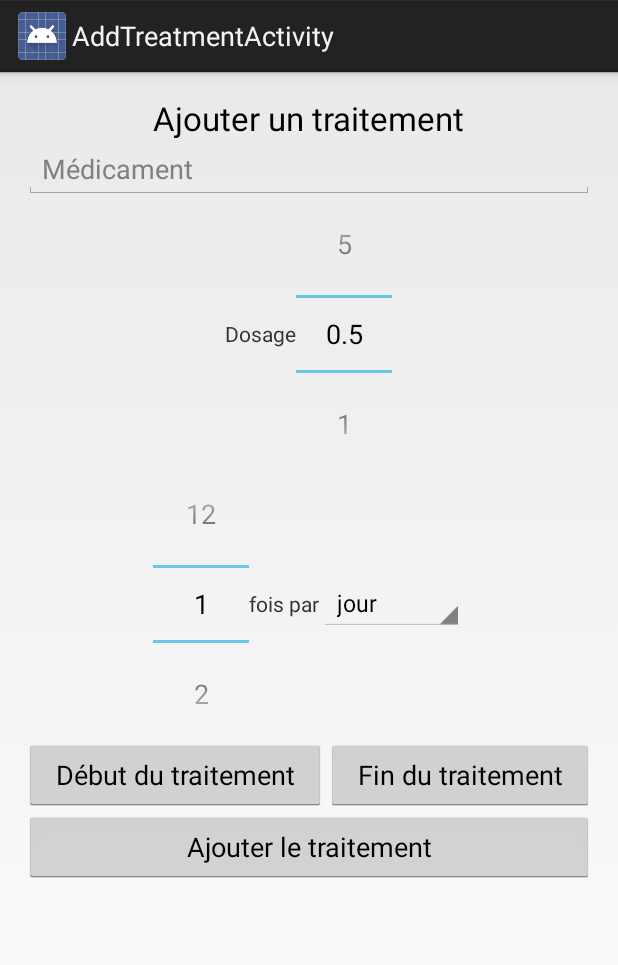
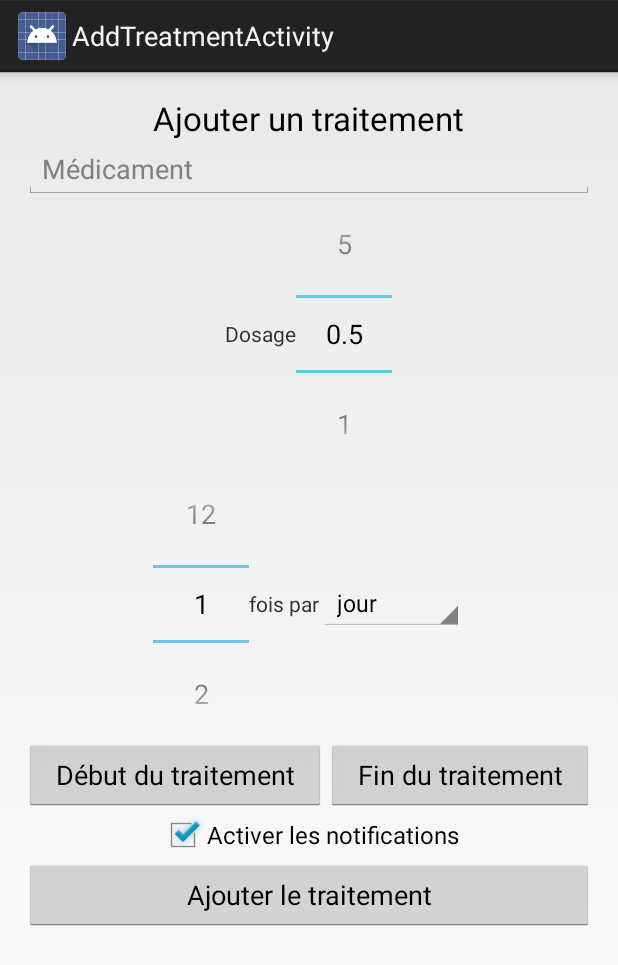
Before and after one commit to JonathanGeoffroy/LifeMonitor, an Android app: the AddTreatmentActivity screen opened directly, with no data from a screen before it, on a phone screen of 412 x 824 dp. Shown: the top 965 px of the screen. Run offline under Robolectric (Android 15) with nearby library versions, the phone set to English and light mode, and no system bars; our stand-ins replace Volley; libraries missing offline, so code that uses them is left out: com.fourmob.datetimepicker; network calls fail; 2 statements that could not run were skipped.

Commit message:
notify user when adding a treatment

```diff
--- a/app/src/main/res/layout/activity_add_treatment.xml
+++ b/app/src/main/res/layout/activity_add_treatment.xml
@@ -95,6 +95,14 @@
                     android:text="@string/end_date" />
             </LinearLayout>
 
+            <CheckBox
+                android:id="@+id/notification_checkBox"
+                android:layout_width="wrap_content"
+                android:layout_height="wrap_content"
+                android:text="@string/activate_notifications"
+                android:layout_gravity="center_horizontal"
+                android:checked="true"/>
+
             <Button
                 android:id="@+id/submit_treatment"
                 android:layout_width="match_parent"
--- a/app/src/main/res/values/strings.xml
+++ b/app/src/main/res/values/strings.xml
@@ -16,6 +16,12 @@
     <string name="frequency">Fréquence</string>
     <string name="units">Dosage</string>
     <string name="db_error">problème d\'accès à la base de données</string>
+
+    <!-- Frequency possibilities -->
+    <string name="day">jour</string>
+    <string name="week">semaine</string>
+    <string name="month">mois</string>
+    <string name="year">année</string>
 
     <!-- Add genetic desease -->
     <string name="dialog_title_add_genetic_desease">Ajouter une maladie génétique</string>
@@ -91,7 +97,7 @@
     <string name="user_surname_sample">Nonime</string>
     <string name="user_blood_group">Groupe Sanguin</string>
     <string name="user_emergency_number">N° Urgence</string>
-    <string name="user_emergency_number_sample">555</string>
+    <string name="user_emergency_number_sample">911</string>
     <string name="user_doctor_name">Nom médecin Traitant</string>
     <string name="user_doctor_name_sample">Dr. Acula</string>
     <string name="user_doctor_number">N° médecin Traitant</string>
@@ -99,11 +105,8 @@
     <string name="treatment_prepend_subtitle">"Depuis le "</string>
     <string name="user_email_sample">lifemonitor@lifelab.com</string>
     <string name="emergency_number_empty">Veuillez entrer le numéro dans "Configuration"</string>
+    <string name="treatment">LifeMonitof - Rappel</string>
+    <string name="activate_notifications">Activer les notifications</string>
+    <string name="of">" de "</string>
 
-
-    <!-- Frequency possibilities -->
-    <string name="day">jour</string>
-    <string name="week">semaine</string>
-    <string name="month">mois</string>
-    <string name="year">année</string>
 </resources>
```
Also changed, not shown: app/src/main/java/lifemonitor/application/controller/medicalRecord/AddTreatmentActivity.java (+48 -3 lines), app/src/main/java/lifemonitor/application/controller/monitor/TreatmentBroadcastReceiver.java (added, +22 -0 lines), app/src/main/java/lifemonitor/application/controller/monitor/TreatmentNotifier.java (added, +41 -0 lines).
